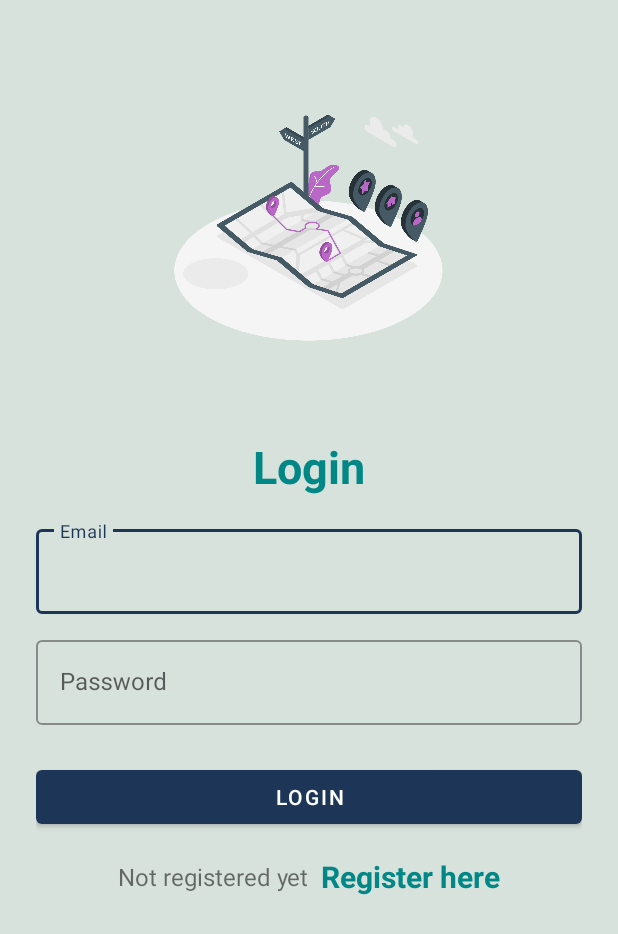
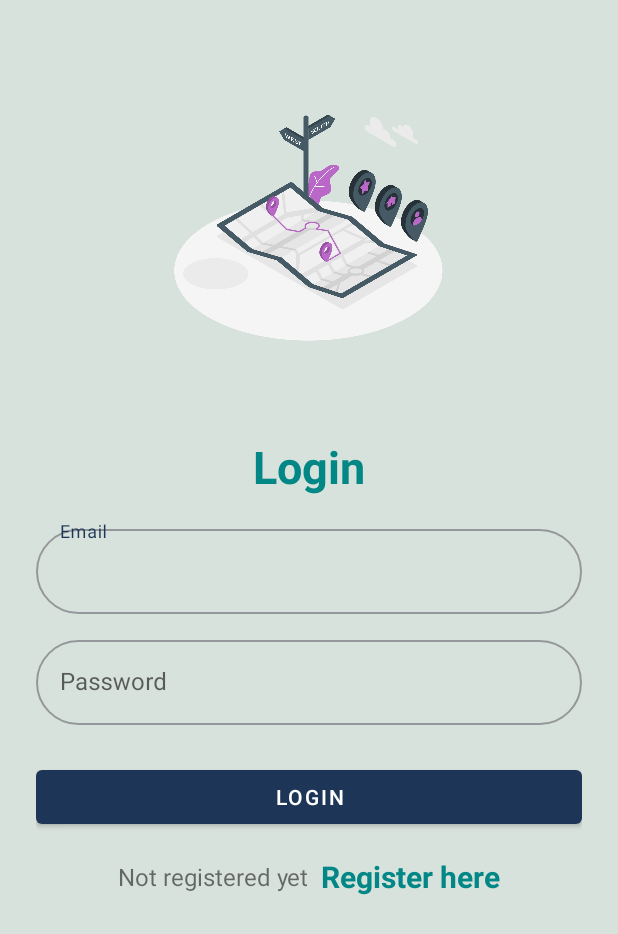
Before and after one commit to Naphtali-cpu/Tracee-App, an Android app: the screen it shows after launch (LoginActivity), on a phone screen of 412 x 824 dp. Shown: the top 934 px of the screen. Run offline under Robolectric (Android 15) with nearby library versions, the phone set to English and light mode, and no system bars; our stand-ins replace ButterKnife, Firebase (no records; nobody signed in at launch, a user with empty details on screens opened directly).

Commit message:
Changed style for login text field

```diff
--- a/app/src/main/res/layout/activity_login.xml
+++ b/app/src/main/res/layout/activity_login.xml
@@ -40,6 +40,7 @@
                 android:layout_width="match_parent"
                 android:layout_height="wrap_content"
                 android:hint="Email"
+                android:background="@drawable/search_layout"
                 android:inputType="textEmailAddress"/>
         </com.google.android.material.textfield.TextInputLayout>
         <com.google.android.material.textfield.TextInputLayout
@@ -52,6 +53,7 @@
                 android:layout_width="match_parent"
                 android:layout_height="wrap_content"
                 android:hint="Password"
+                android:background="@drawable/search_layout"
                 android:inputType="textPassword"/>
         </com.google.android.material.textfield.TextInputLayout>
         <com.google.android.material.button.MaterialButton
```
